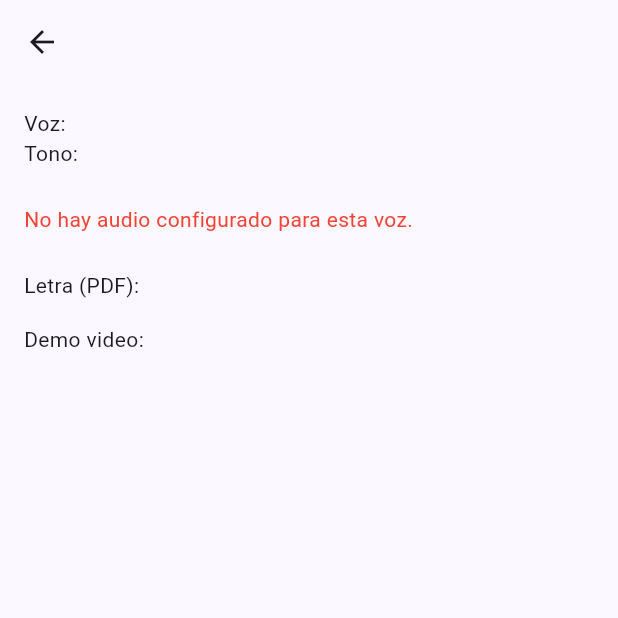
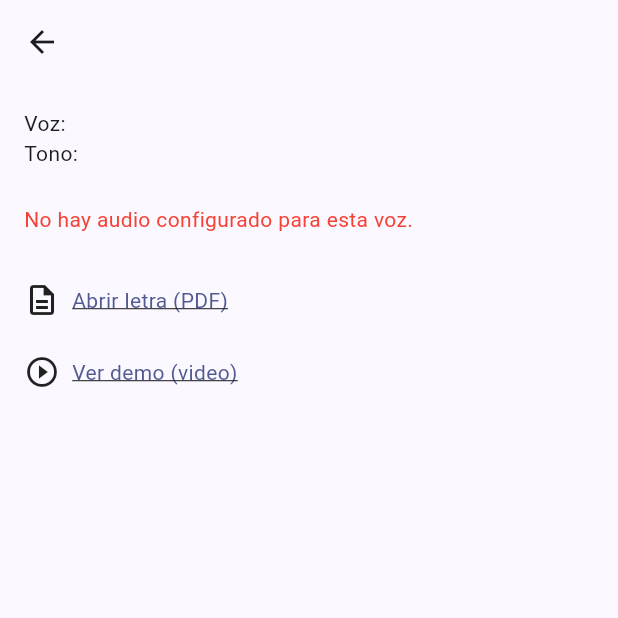
Before and after one commit to operonte/coroapp, a Flutter app: the SongDetailScreen screen opened directly with empty values, on a phone screen of 412 x 824 dp, the top half of it. Run offline on Flutter 3.47's test engine with Material 3 defaults, Android fonts, the phone set to English and light mode, and no system bars; our stand-ins replace cloud_firestore, firebase_auth, firebase_core, flutter_riverpod, google_sign_in, just_audio and 1 more; accounts and stored records are empty.

Commit message:
feat: política de privacidad real, enlaces abrir letra y demo (url_launcher)
Made-with: Cursor

```diff
--- a/lib/features/songs/song_detail_screen.dart
+++ b/lib/features/songs/song_detail_screen.dart
@@ -1,5 +1,6 @@
 import 'package:flutter/material.dart';
 import 'package:just_audio/just_audio.dart';
+import 'package:url_launcher/url_launcher.dart';
 
 import '../../core/models/song.dart';
 
@@ -68,6 +69,16 @@ class _SongDetailScreenState extends State<SongDetailScreen> {
         _error = 'No se pudo cargar el audio.';
         _loading = false;
       });
+    }
+  }
+
+  Future<void> _openUrl(String? rawUrl) async {
+    if (rawUrl == null || rawUrl.isEmpty) return;
+    final url = rawUrl.startsWith('gs://') ? _gsToHttps(rawUrl) : rawUrl;
+    final uri = Uri.tryParse(url);
+    if (uri == null) return;
+    if (await canLaunchUrl(uri)) {
+      await launchUrl(uri, mode: LaunchMode.externalApplication);
     }
   }
 
@@ -162,10 +173,47 @@ class _SongDetailScreenState extends State<SongDetailScreen> {
               ),
             const SizedBox(height: 24),
             if (song.lyricsUrl != null)
-              Text('Letra (PDF): ${song.lyricsUrl}'),
-            const SizedBox(height: 16),
-            if (song.demoVideoUrl != null)
-              Text('Demo video: ${song.demoVideoUrl}'),
+              InkWell(
+                onTap: () => _openUrl(song.lyricsUrl),
+                child: Padding(
+                  padding: const EdgeInsets.symmetric(vertical: 8),
+                  child: Row(
+                    children: [
+                      const Icon(Icons.description_outlined),
+                      const SizedBox(width: 8),
+                      Text(
+                        'Abrir letra (PDF)',
+                        style: TextStyle(
+                          color: Theme.of(context).colorScheme.primary,
+                          decoration: TextDecoration.underline,
+                        ),
+                      ),
+                    ],
+                  ),
+                ),
+              ),
+            if (song.demoVideoUrl != null) ...[
+              const SizedBox(height: 8),
+              InkWell(
+                onTap: () => _openUrl(song.demoVideoUrl),
+                child: Padding(
+                  padding: const EdgeInsets.symmetric(vertical: 8),
+                  child: Row(
+                    children: [
+                      const Icon(Icons.play_circle_outline),
+                      const SizedBox(width: 8),
+                      Text(
+                        'Ver demo (video)',
+                        style: TextStyle(
+                          color: Theme.of(context).colorScheme.primary,
+                          decoration: TextDecoration.underline,
+                        ),
+                      ),
+                    ],
+                  ),
+                ),
+              ),
+            ],
           ],
         ),
       ),
--- a/lib/screens/privacy_policy_screen.dart
+++ b/lib/screens/privacy_policy_screen.dart
@@ -11,9 +11,8 @@ class PrivacyPolicyScreen extends StatefulWidget {
 class _PrivacyPolicyScreenState extends State<PrivacyPolicyScreen> {
   late final WebViewController _controller;
 
-  // TODO: Actualizar esta URL cuando publiques la política en la web
   static const String _privacyPolicyUrl =
-      'https://example.com/releases/coroapp/PRIVACY.md';
+      'https://operonte.github.io/releases/coroapp/policies/privacy_policy.html';
 
   @override
   void initState() {
--- a/pubspec.yaml
+++ b/pubspec.yaml
@@ -42,6 +42,7 @@ dependencies:
   google_sign_in: ^7.2.0
   webview_flutter: ^4.13.1
   just_audio: ^0.10.5
+  url_launcher: ^6.3.1
 
 dev_dependencies:
   flutter_test:
```
Also changed, not shown: pubspec.lock.
